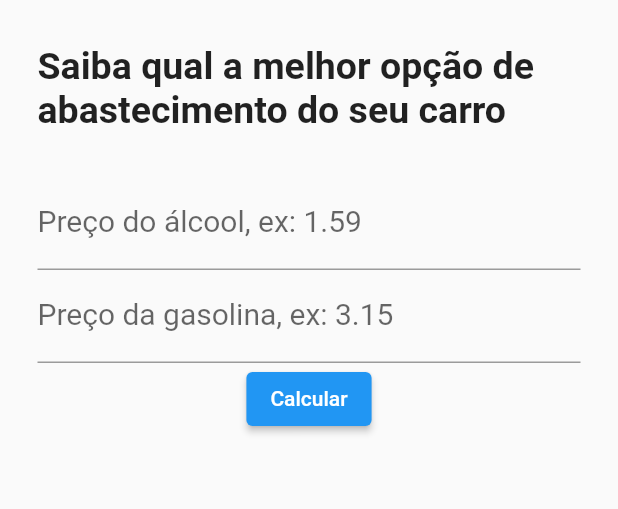
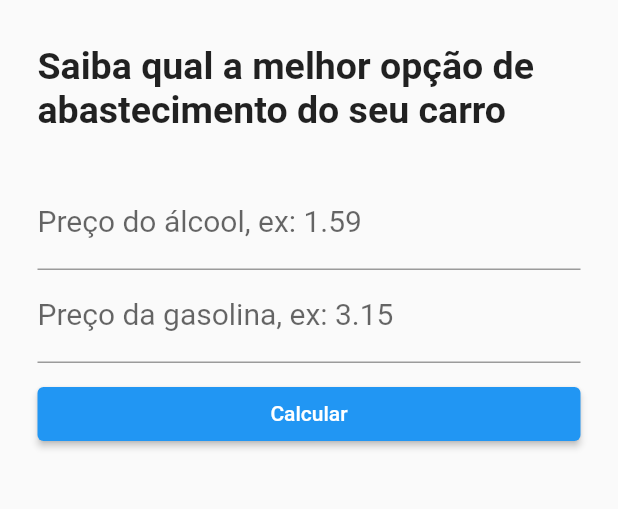
Before and after one commit to gabriel5770/Flutter-Calculo_abastecimento, a Flutter app: the screen it shows after launch, on a phone screen of 412 x 824 dp, the part 353-862 px from its top. Run offline on Flutter 3.47's test engine with Material 2 defaults, Android fonts, the phone set to English and light mode, and no system bars.

Commit message:
Inserção do atributo SingleChildScrollView

```diff
--- a/lib/main.dart
+++ b/lib/main.dart
@@ -37,7 +37,9 @@ class _HomeState extends State<Home> {
         ),
         body: Container(
             margin: EdgeInsets.all(25),
+            child: SingleChildScrollView(
               child: Column(
+                crossAxisAlignment: CrossAxisAlignment.stretch,
                 children: [
                   Padding(
                     padding: EdgeInsets.only(top: 60),
@@ -47,8 +49,8 @@ class _HomeState extends State<Home> {
                     padding: EdgeInsets.only(top: 30),
                     child: Text(
                         'Saiba qual a melhor opção de abastecimento do seu carro',
-                    style:
-                        TextStyle(fontSize: 25, fontWeight: FontWeight.w700)),
+                        style: TextStyle(
+                            fontSize: 25, fontWeight: FontWeight.w700)),
                   ),
                   Padding(
                     padding: EdgeInsets.only(top: 30),
@@ -63,12 +65,14 @@ class _HomeState extends State<Home> {
                         labelText: 'Preço da gasolina, ex: 3.15',
                         labelStyle: TextStyle(fontSize: 20)),
                   ),
-              ElevatedButton(
+                  Padding(
+                      padding: EdgeInsets.only(top: 10),
+                      child: ElevatedButton(
                         onPressed: () {},
                         child: Text('Calcular'),
-              )
+                      )),
                 ],
               ),
-        ));
+            )));
   }
 }
```
Lines whose indentation alone changed are shown as unchanged.
